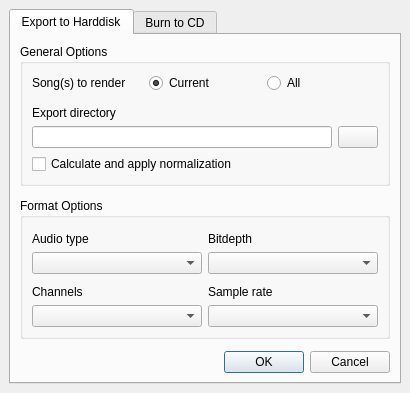
ErwanLegrand/Traverso-DAW, file src/traverso/ui/ExportWidget.ui: the form before one commit.
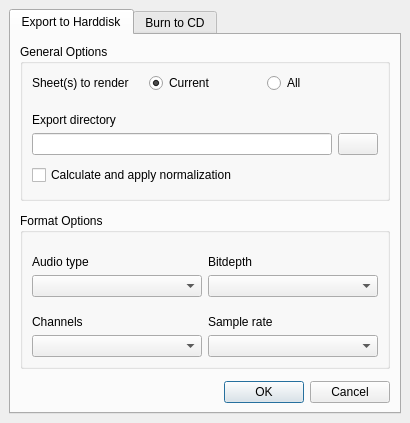
The form after the commit.

Commit message: * Renamed occurrences of Song in the GUI to Sheet

Patch:
```diff
--- a/src/traverso/ui/ExportWidget.ui
+++ b/src/traverso/ui/ExportWidget.ui
@@ -9,7 +9,7 @@
     <x>0</x>
     <y>0</y>
     <width>410</width>
-    <height>387</height>
+    <height>423</height>
    </rect>
   </property>
   <property name="minimumSize" >
@@ -92,7 +92,7 @@
                 <item>
                  <widget class="QLabel" name="label_6" >
                   <property name="text" >
-                   <string>Song(s) to render</string>
+                   <string>Sheet(s) to render</string>
                   </property>
                  </widget>
                 </item>
```
Left out of the diff: 2 changed lines with no effect on the pictures. The commit also changes 10 other files.
